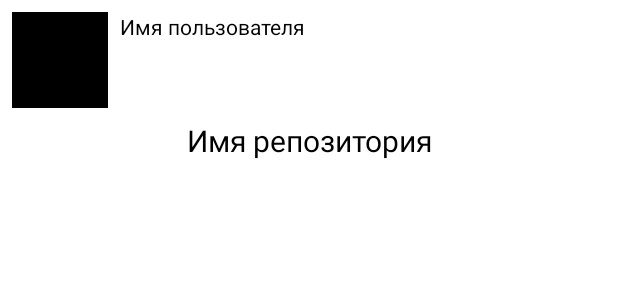
After one commit to buthed/Popular_libraries_training-project, an Android app: the layout fragment_repository_detailes.xml on its own in the app's theme, with its tools: preview values and no code run, on a phone screen of 412 x 824 dp. The commit adds this screen. Shown: the top 300 px of the screen. Run offline under Robolectric (Android 15) with nearby library versions, the phone set to English and light mode, and no system bars.

Commit message:
With RepositoryDetailsFragment

```diff
--- a/app/src/main/java/com/example/popular_libraries_training_project/domain/GithubReposRepository.kt
+++ b/app/src/main/java/com/example/popular_libraries_training_project/domain/GithubReposRepository.kt
@@ -5,5 +5,7 @@ import io.reactivex.rxjava3.core.Single
 
 interface GithubReposRepository {
 
-    fun getRepos(reposUrl: String): Single<List<GithubReposModel>>
+    fun getRepositories(reposUrl: String): Single<List<GithubReposModel>>
+
+    fun getRepository(githubReposModel: GithubReposModel): Single<GithubReposModel>
 }
--- a/app/src/main/java/com/example/popular_libraries_training_project/remote/RetrofitService.kt
+++ b/app/src/main/java/com/example/popular_libraries_training_project/remote/RetrofitService.kt
@@ -12,5 +12,8 @@ interface RetrofitService {
     fun getUsers(): Single<List<GithubUserModel>>
 
     @GET
-    fun getRepos(@Url reposUrl: String): Single<List<GithubReposModel>>
+    fun getRepositories(@Url reposUrl: String): Single<List<GithubReposModel>>
+
+    @GET
+    fun getRepository(githubReposModel: GithubReposModel): Single<GithubReposModel>
 }
--- a/app/src/main/java/com/example/popular_libraries_training_project/ui/users/ProfileView.kt
+++ b/app/src/main/java/com/example/popular_libraries_training_project/ui/repositories/RepositoriesView.kt
@@ -1,13 +1,13 @@
-package com.example.popular_libraries_training_project.ui.users
+package com.example.popular_libraries_training_project.ui.repositories
 
 import com.example.popular_libraries_training_project.model.GithubReposModel
 import moxy.MvpView
 import moxy.viewstate.strategy.alias.AddToEndSingle
 
-interface ProfileView : MvpView {
+interface RepositoriesView : MvpView {
 
     @AddToEndSingle
-    fun updateList(reposes: List<GithubReposModel>)
+    fun updateList(repositories: List<GithubReposModel>)
 
     @AddToEndSingle
     fun showLoading()
--- a/app/src/main/java/com/example/popular_libraries_training_project/ui/users/adapter/ReposAdapter.kt
+++ b/app/src/main/java/com/example/popular_libraries_training_project/ui/repositories/adapter/RepositoriesAdapter.kt
@@ -31,6 +31,7 @@ class ReposAdapter(
         fun showRepos(repos: GithubReposModel) {
             vb.root.setOnClickListener { itemClickListener(repos) }
             vb.reposName.text = repos.name
+            vb.reposCreated.text = repos.createdAt
         }
     }
 }
--- a/app/src/main/java/com/example/popular_libraries_training_project/ui/users/UsersPresenter.kt
+++ b/app/src/main/java/com/example/popular_libraries_training_project/ui/users/UsersPresenter.kt
@@ -36,7 +36,7 @@ class UsersPresenter(
     }
 
     fun onUserClicked(userModel: GithubUserModel) {
-        router.navigateTo(AppScreens.userProfile(userModel))
+        router.navigateTo(AppScreens.userRepositories(userModel))
     }
 
     fun backPressed(): Boolean {
--- /dev/null
+++ b/app/src/main/res/layout/fragment_repository_detailes.xml
@@ -0,0 +1,57 @@
+<?xml version="1.0" encoding="utf-8"?>
+<androidx.constraintlayout.widget.ConstraintLayout xmlns:android="http://schemas.android.com/apk/res/android"
+    xmlns:app="http://schemas.android.com/apk/res-auto"
+    xmlns:tools="http://schemas.android.com/tools"
+    android:layout_width="match_parent"
+    android:layout_height="match_parent">
+
+    <LinearLayout
+        android:id="@+id/userInfo"
+        android:layout_width="match_parent"
+        android:layout_height="wrap_content"
+        android:layout_margin="8dp"
+        app:layout_constraintStart_toStartOf="parent"
+        app:layout_constraintTop_toTopOf="parent">
+
+        <ImageView
+            android:id="@+id/userImage"
+            android:layout_width="64dp"
+            android:layout_height="64dp"
+            tools:src="@color/black" />
+
+        <TextView
+            android:id="@+id/userLogin"
+            android:layout_width="wrap_content"
+            android:layout_height="wrap_content"
+            android:layout_marginStart="8dp"
+            android:textColor="@color/black"
+            tools:text="Имя пользователя" />
+    </LinearLayout>
+
+
+    <TextView
+        android:id="@+id/repositoryName"
+        android:layout_width="match_parent"
+        android:layout_height="wrap_content"
+        android:layout_margin="8dp"
+        android:layout_marginStart="8dp"
+        android:gravity="center"
+        android:textColor="@color/black"
+        android:textSize="20sp"
+        app:layout_constraintStart_toStartOf="parent"
+        app:layout_constraintTop_toBottomOf="@+id/userInfo"
+        tools:text="Имя репозитория" />
+
+    <ProgressBar
+        android:id="@+id/loadingViewRepositoryDetails"
+        android:layout_width="100dp"
+        android:layout_height="729dp"
+        android:layout_gravity="center"
+        android:visibility="gone"
+        app:layout_constraintBottom_toTopOf="parent"
+        app:layout_constraintEnd_toEndOf="parent"
+        app:layout_constraintHorizontal_bias="0.5"
+        app:layout_constraintStart_toStartOf="parent"
+        app:layout_constraintTop_toTopOf="parent" />
+
+</androidx.constraintlayout.widget.ConstraintLayout>
```
Also changed, not shown: app/src/main/java/com/example/popular_libraries_training_project/domain/GithubReposRepositoryImpl.kt (+7 -3 lines), app/src/main/java/com/example/popular_libraries_training_project/model/GithubRepoModel.kt (+10 -0 lines), app/src/main/java/com/example/popular_libraries_training_project/screens/AppScreens.kt (+11 -3 lines), app/src/main/java/com/example/popular_libraries_training_project/ui/repositories/RepositoriesFragment.kt (renamed from app/src/main/java/com/example/popular_libraries_training_project/ui/users/ProfileFragment.kt, +20 -14 lines), app/src/main/java/com/example/popular_libraries_training_project/ui/repositories/RepositoriesPresenter.kt (renamed from app/src/main/java/com/example/popular_libraries_training_project/ui/users/ProfilePresenter.kt, +5 -6 lines), app/src/main/java/com/example/popular_libraries_training_project/ui/repository_details/RepositoriesDetailsFragment.kt (added, +69 -0 lines), app/src/main/java/com/example/popular_libraries_training_project/ui/repository_details/RepositoriesDetailsPresenter.kt (added, +45 -0 lines), app/src/main/java/com/example/popular_libraries_training_project/ui/repository_details/RepositoryDeailsView.kt (added, +17 -0 lines), app/src/main/res/layout/fragment_profile.xml (deleted, +0 -25 lines), app/src/main/res/layout/fragment_repositories.xml (added, +40 -0 lines), app/src/main/res/layout/item_repos.xml (+10 -1 lines).
